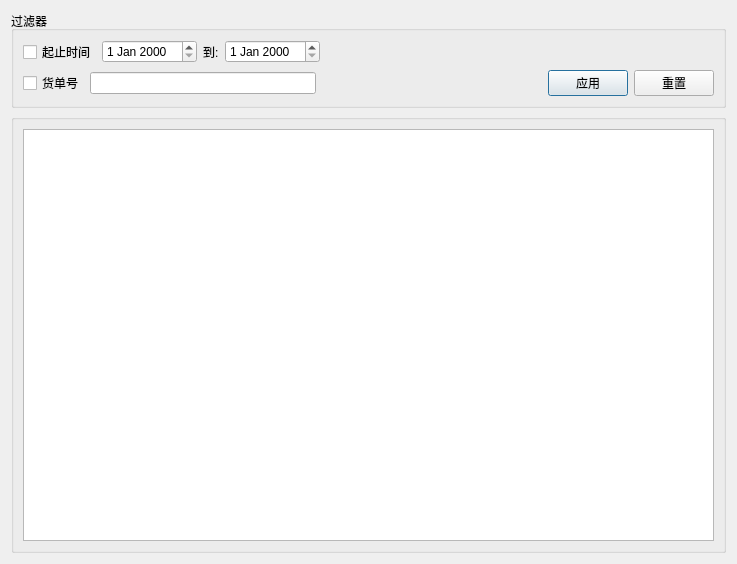
Qt form python_study/src/ims/ui/DlgRecordSearch.ui (jiang520/goodstart) before a commit.
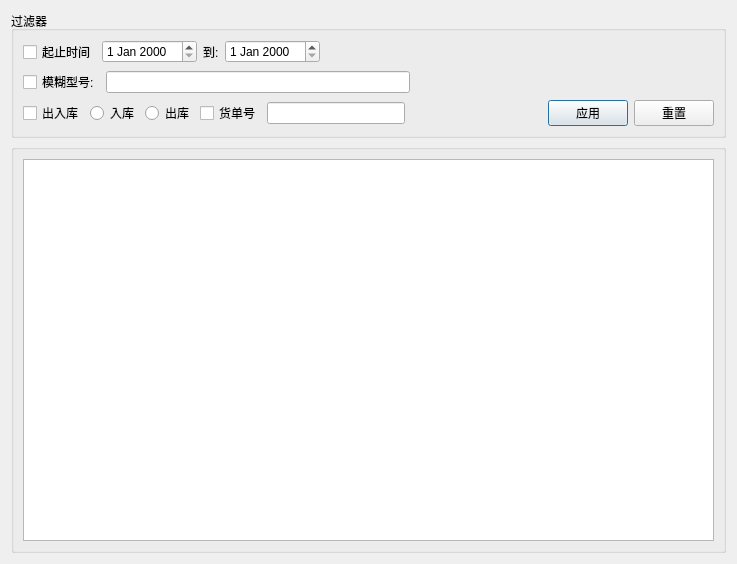
The same form after that commit.

Commit message: [chg]增加物品单位 [chg]添加出入库记录查询条件 [chg]修正系统登陆功能,增加系统用户管理功能

```diff
--- a/python_study/src/ims/ui/DlgRecordSearch.ui
+++ b/python_study/src/ims/ui/DlgRecordSearch.ui
@@ -58,9 +58,55 @@
        </layout>
       </item>
       <item>
-       <layout class="QHBoxLayout" name="horizontalLayout_5">
+       <layout class="QHBoxLayout" name="horizontalLayout_3">
+        <item>
+         <widget class="QCheckBox" name="checkBox_model">
+          <property name="text">
+           <string>模糊型号:</string>
+          </property>
+         </widget>
+        </item>
+        <item>
+         <widget class="QLineEdit" name="lineEdit_model"/>
+        </item>
+        <item>
+         <spacer name="horizontalSpacer_2">
+          <property name="orientation">
+           <enum>Qt::Horizontal</enum>
+          </property>
+          <property name="sizeHint" stdset="0">
+           <size>
+            <width>40</width>
+            <height>20</height>
+           </size>
+          </property>
+         </spacer>
+        </item>
+       </layout>
+      </item>
         <item>
          <layout class="QHBoxLayout" name="horizontalLayout">
+        <item>
+         <widget class="QCheckBox" name="checkBox">
+          <property name="text">
+           <string>出入库</string>
+          </property>
+         </widget>
+        </item>
+        <item>
+         <widget class="QRadioButton" name="radioButton">
+          <property name="text">
+           <string>入库</string>
+          </property>
+         </widget>
+        </item>
+        <item>
+         <widget class="QRadioButton" name="radioButton_2">
+          <property name="text">
+           <string>出库</string>
+          </property>
+         </widget>
+        </item>
           <item>
            <widget class="QCheckBox" name="checkBox_number">
             <property name="text">
@@ -97,8 +143,6 @@
              <string>重置</string>
             </property>
            </widget>
-          </item>
-         </layout>
         </item>
        </layout>
       </item>
```
Lines whose indentation alone changed are shown as unchanged. The commit also changes 21 other files.
